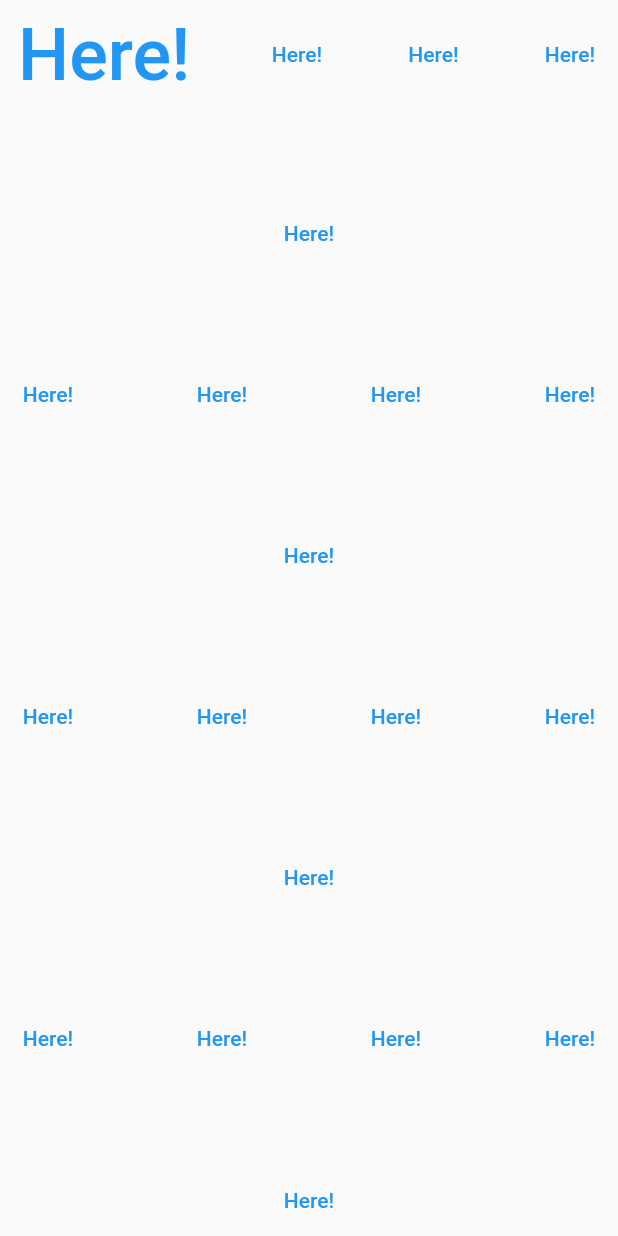
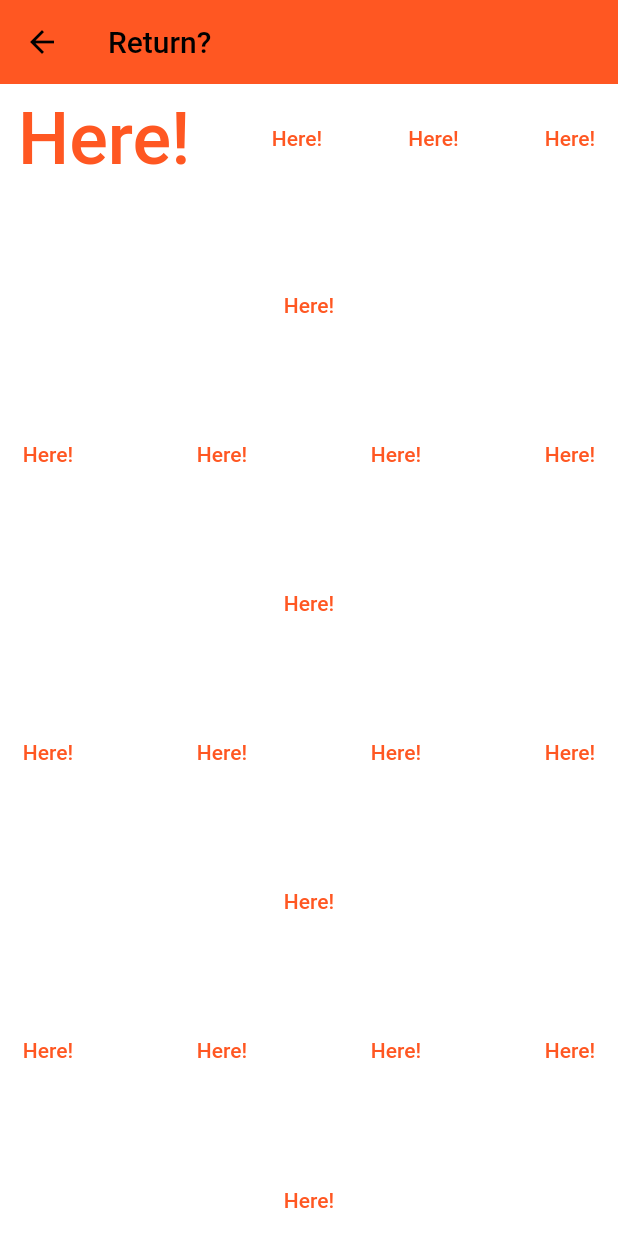
Before and after one commit to ireero/tap_the_button, a Flutter app: the FirstScreen screen opened directly, on a phone screen of 412 x 824 dp. Run offline on Flutter 3.47's test engine with Material 2 defaults, Android fonts, the phone set to English and light mode, and no system bars; our stand-ins replace google_fonts.

Commit message:
Ajustando o estilo de algumas telas que estavam somente com tratativa básica.

```diff
--- a/lib/screens/choice_screen.dart
+++ b/lib/screens/choice_screen.dart
@@ -47,7 +47,10 @@ class ChoiceScreen extends StatelessWidget {
                                 idActivateScreen: index,
                                 activateScreen: list_screens[index])));
                   },
-                  child: const Icon(Icons.start)),
+                  child: const Icon(
+                    Icons.start,
+                    color: Colors.black,
+                  )),
             ),
           ),
         ),
--- a/lib/screens/phases/phase1_screen.dart
+++ b/lib/screens/phases/phase1_screen.dart
@@ -13,32 +13,94 @@ class FirstScreen extends StatefulWidget {
 }
 
 class _FirstScreenState extends State<FirstScreen> {
-  List<TextStyle> lista_cores = [
-    const TextStyle(color: Colors.blue, fontSize: 48),
-    const TextStyle(color: Colors.blue),
-    const TextStyle(color: Colors.blue),
-    const TextStyle(color: Colors.blue),
-    const TextStyle(color: Colors.blue),
-    const TextStyle(color: Colors.blue),
-    const TextStyle(color: Colors.blue),
-    const TextStyle(color: Colors.blue),
-    const TextStyle(color: Colors.blue),
-    const TextStyle(color: Colors.blue),
-    const TextStyle(color: Colors.blue),
-    const TextStyle(color: Colors.blue),
-    const TextStyle(color: Colors.blue),
-    const TextStyle(color: Colors.blue),
-    const TextStyle(color: Colors.blue),
-    const TextStyle(color: Colors.blue),
-    const TextStyle(color: Colors.blue),
-    const TextStyle(color: Colors.blue),
-    const TextStyle(color: Colors.blue),
-    const TextStyle(color: Colors.blue)
+  List<Text> lista_texts = [
+    const Text(
+      'Here!',
+      style: TextStyle(color: Colors.deepOrange, fontSize: 48),
+    ),
+    const Text(
+      'Here!',
+      style: TextStyle(color: Colors.deepOrange),
+    ),
+    const Text(
+      'Here!',
+      style: TextStyle(color: Colors.deepOrange),
+    ),
+    const Text(
+      'Here!',
+      style: TextStyle(color: Colors.deepOrange),
+    ),
+    const Text(
+      'Here!',
+      style: TextStyle(color: Colors.deepOrange),
+    ),
+    const Text(
+      'Here!',
+      style: TextStyle(color: Colors.deepOrange),
+    ),
+    const Text(
+      'Here!',
+      style: TextStyle(color: Colors.deepOrange),
+    ),
+    const Text(
+      'Here!',
+      style: TextStyle(color: Colors.deepOrange),
+    ),
+    const Text(
+      'Here!',
+      style: TextStyle(color: Colors.deepOrange),
+    ),
+    const Text(
+      'Here!',
+      style: TextStyle(color: Colors.deepOrange),
+    ),
+    const Text(
+      'Here!',
+      style: TextStyle(color: Colors.deepOrange),
+    ),
+    const Text(
+      'Here!',
+      style: TextStyle(color: Colors.deepOrange),
+    ),
+    const Text(
+      'Here!',
+      style: TextStyle(color: Colors.deepOrange),
+    ),
+    const Text(
+      'Here!',
+      style: TextStyle(color: Colors.deepOrange),
+    ),
+    const Text(
+      'Here!',
+      style: TextStyle(color: Colors.deepOrange),
+    ),
+    const Text(
+      'Here!',
+      style: TextStyle(color: Colors.deepOrange),
+    ),
+    const Text(
+      'Here!',
+      style: TextStyle(color: Colors.deepOrange),
+    ),
+    const Text(
+      'Here!',
+      style: TextStyle(color: Colors.deepOrange),
+    ),
+    const Text(
+      'Here!',
+      style: TextStyle(color: Colors.deepOrange),
+    ),
+    const Text(
+      'Here!',
+      style: TextStyle(color: Colors.deepOrange),
+    )
   ];
 
   void mudaCor(int num) {
     setState(() {
-      lista_cores[num] = const TextStyle(color: Colors.red);
+      lista_texts[num] = const Text('No!',
+          style: TextStyle(
+              color: Colors.red, fontWeight: FontWeight.bold, fontSize: 20));
     });
   }
 
@@ -47,59 +109,54 @@ class _FirstScreenState extends State<FirstScreen> {
       Navigator.push(
           context,
           MaterialPageRoute(
-              builder: (context) => PositionedTransitionExampleApp()));
+              builder: (context) => const PositionedTransitionExampleApp()));
     });
   }
 
   @override
   Widget build(context) {
     return Scaffold(
-      body: Column(
+      appBar: AppBar(
+        backgroundColor: Colors.deepOrange,
+        leading: const BackButton(
+          color: Colors.black,
+        ),
+        title: const Text(
+          'Return?',
+          style: TextStyle(color: Colors.black),
+        ),
+      ),
+      body: Container(
+        color: Colors.white,
+        child: Column(
           mainAxisAlignment: MainAxisAlignment.spaceBetween,
           children: [
             Row(
               mainAxisAlignment: MainAxisAlignment.spaceBetween,
               children: [
-              TextButton(
-                  onPressed: proximaTela,
-                  child: Text(
-                    'Here!',
-                    style: lista_cores[0],
-                  )),
+                TextButton(onPressed: proximaTela, child: lista_texts[0]),
                 TextButton(
                     onPressed: () {
                       mudaCor(1);
                     },
-                  child: Text(
-                    'Here!',
-                    style: lista_cores[1],
-                  )),
+                    child: lista_texts[1]),
                 TextButton(
                     onPressed: () {
                       mudaCor(2);
                     },
-                  child: Text(
-                    'Here!',
-                    style: lista_cores[2],
-                  )),
+                    child: lista_texts[2]),
                 TextButton(
                     onPressed: () {
                       mudaCor(3);
                     },
-                  child: Text(
-                    'Here!',
-                    style: lista_cores[3],
-                  )),
+                    child: lista_texts[3]),
               ],
             ),
             TextButton(
                 onPressed: () {
                   mudaCor(4);
                 },
-              child: Text(
-                'Here!',
-                style: lista_cores[4],
-              )),
+                child: lista_texts[4]),
             Row(
               mainAxisAlignment: MainAxisAlignment.spaceBetween,
               children: [
@@ -107,44 +164,29 @@ class _FirstScreenState extends State<FirstScreen> {
                     onPressed: () {
                       mudaCor(5);
                     },
-                  child: Text(
-                    'Here!',
-                    style: lista_cores[5],
-                  )),
+                    child: lista_texts[5]),
                 TextButton(
                     onPressed: () {
                       mudaCor(6);
                     },
-                  child: Text(
-                    'Here!',
-                    style: lista_cores[6],
-                  )),
+                    child: lista_texts[6]),
                 TextButton(
                     onPressed: () {
                       mudaCor(7);
                     },
-                  child: Text(
-                    'Here!',
-                    style: lista_cores[7],
-                  )),
+                    child: lista_texts[7]),
                 TextButton(
                     onPressed: () {
                       mudaCor(8);
                     },
-                  child: Text(
-                    'Here!',
-                    style: lista_cores[8],
-                  )),
+                    child: lista_texts[8]),
               ],
             ),
             TextButton(
                 onPressed: () {
                   mudaCor(9);
                 },
-              child: Text(
-                'Here!',
-                style: lista_cores[9],
-              )),
+                child: lista_texts[9]),
             Row(
               mainAxisAlignment: MainAxisAlignment.spaceBetween,
               children: [
@@ -152,44 +194,29 @@ class _FirstScreenState extends State<FirstScreen> {
                     onPressed: () {
                       mudaCor(10);
                     },
-                  child: Text(
-                    'Here!',
-                    style: lista_cores[10],
-                  )),
+                    child: lista_texts[10]),
                 TextButton(
                     onPressed: () {
                       mudaCor(11);
                     },
-                  child: Text(
-                    'Here!',
-                    style: lista_cores[11],
-                  )),
+                    child: lista_texts[11]),
                 TextButton(
                     onPressed: () {
                       mudaCor(12);
                     },
-                  child: Text(
-                    'Here!',
-                    style: lista_cores[12],
-                  )),
+                    child: lista_texts[12]),
                 TextButton(
                     onPressed: () {
                       mudaCor(13);
                     },
-                  child: Text(
-                    'Here!',
-                    style: lista_cores[13],
-                  )),
+                    child: lista_texts[13]),
               ],
             ),
             TextButton(
                 onPressed: () {
                   mudaCor(14);
                 },
-              child: Text(
-                'Here!',
-                style: lista_cores[14],
-              )),
+                child: lista_texts[14]),
             Row(
               mainAxisAlignment: MainAxisAlignment.spaceBetween,
               children: [
@@ -197,45 +224,31 @@ class _FirstScreenState extends State<FirstScreen> {
                     onPressed: () {
                       mudaCor(15);
                     },
-                  child: Text(
-                    'Here!',
-                    style: lista_cores[15],
-                  )),
+                    child: lista_texts[15]),
                 TextButton(
                     onPressed: () {
                       mudaCor(16);
                     },
-                  child: Text(
-                    'Here!',
-                    style: lista_cores[16],
-                  )),
+                    child: lista_texts[16]),
                 TextButton(
                     onPressed: () {
                       mudaCor(17);
                     },
-                  child: Text(
-                    'Here!',
-                    style: lista_cores[17],
-                  )),
+                    child: lista_texts[17]),
                 TextButton(
                     onPressed: () {
                       mudaCor(18);
                     },
-                  child: Text(
-                    'Here!',
-                    style: lista_cores[18],
-                  )),
+                    child: lista_texts[18]),
               ],
             ),
             TextButton(
                 onPressed: () {
                   mudaCor(19);
                 },
-              child: Text(
-                'Here!',
-                style: lista_cores[19],
-              )),
+                child: lista_texts[19]),
           ],
+        ),
       ),
     );
   }
```
Also changed, not shown: lib/main.dart (+6 -1 lines), lib/models/button_timer.dart (added, +44 -0 lines), lib/models/line_buttons.dart (+5 -4 lines), lib/screens/home_screen.dart (+27 -54 lines), lib/screens/phases/phase1.1_screen.dart (+5 -2 lines). Lines whose indentation alone changed are shown as unchanged.
